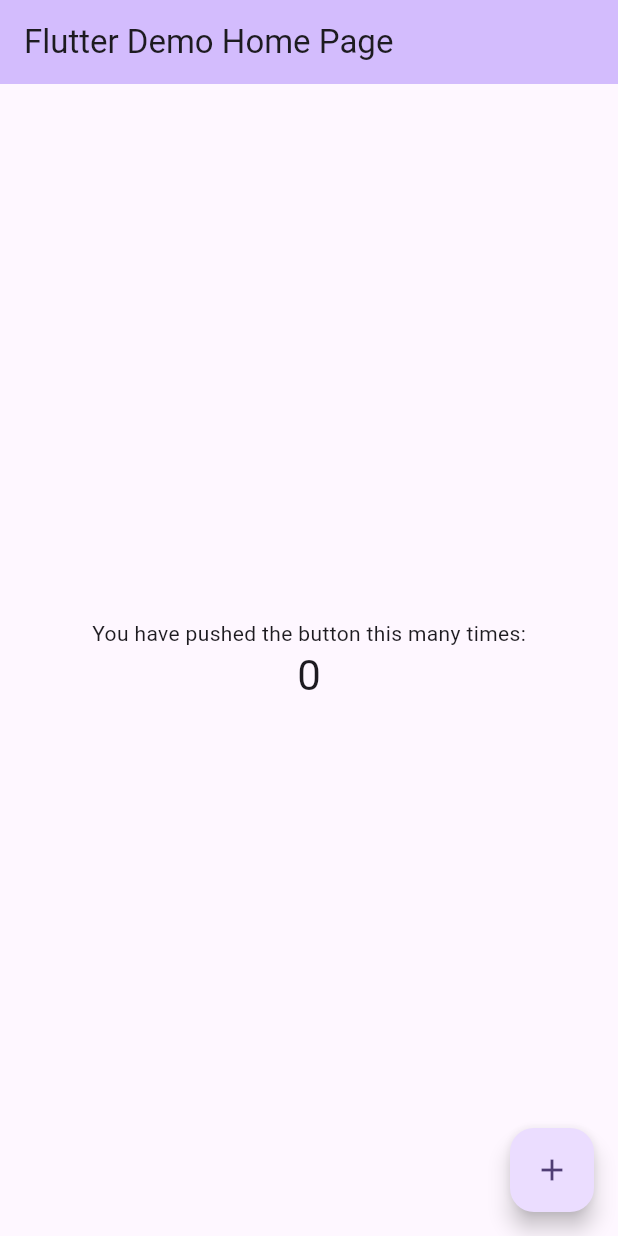
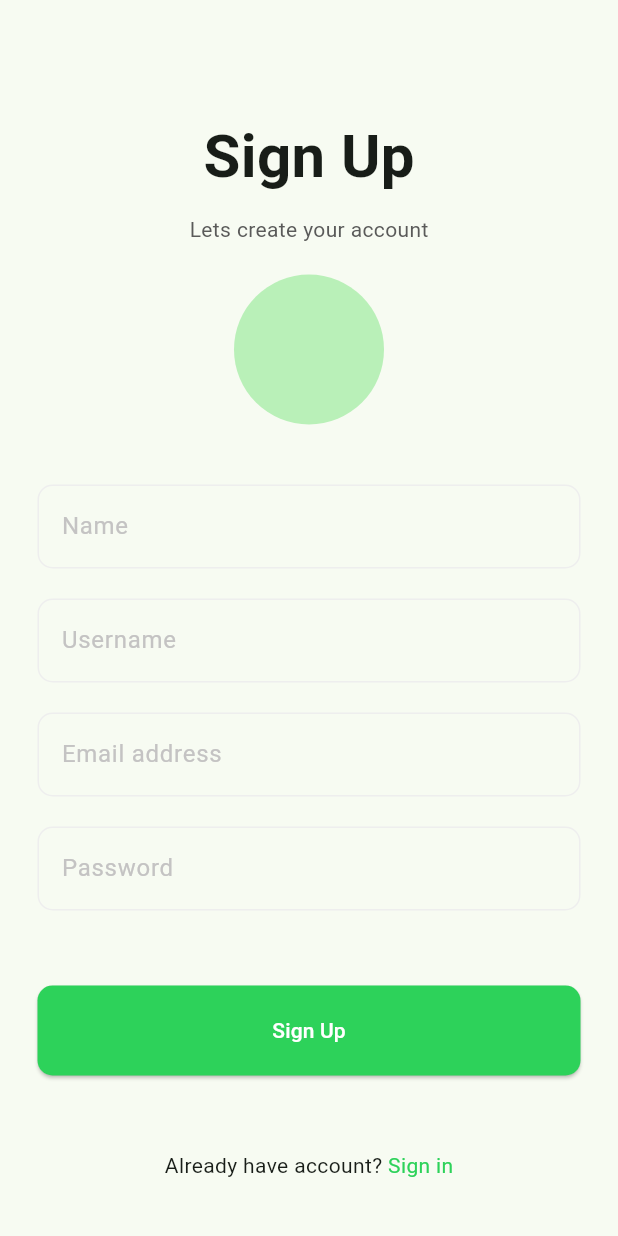
Before and after one commit to bhartiyaanshul/social-media-flutter, a Flutter app: the screen it shows after launch, on a phone screen of 412 x 824 dp. Run offline on Flutter 3.47's test engine with Material 3 defaults, Android fonts, the phone set to English and light mode, and no system bars; our stand-ins replace image_picker.

Commit message:
SignIn & SignUp Page created

```diff
--- a/lib/main.dart
+++ b/lib/main.dart
@@ -1,4 +1,5 @@
 import 'package:flutter/material.dart';
+import 'package:social_media/signup_page.dart';
 
 void main() {
   runApp(const MyApp());
@@ -12,114 +13,12 @@ class MyApp extends StatelessWidget {
   Widget build(BuildContext context) {
     return MaterialApp(
       title: 'Flutter Demo',
+      debugShowCheckedModeBanner: false,
       theme: ThemeData(
-        // This is the theme of your application.
-        //
-        // TRY THIS: Try running your application with "flutter run". You'll see
-        // the application has a purple toolbar. Then, without quitting the app,
-        // try changing the seedColor in the colorScheme below to Colors.green
-        // and then invoke "hot reload" (save your changes or press the "hot
-        // reload" button in a Flutter-supported IDE, or press "r" if you used
-        // the command line to start the app).
-        //
-        // Notice that the counter didn't reset back to zero; the application
-        // state is not lost during the reload. To reset the state, use hot
-        // restart instead.
-        //
-        // This works for code too, not just values: Most code changes can be
-        // tested with just a hot reload.
-        colorScheme: ColorScheme.fromSeed(seedColor: Colors.deepPurple),
+        colorScheme: ColorScheme.fromSeed(seedColor: const Color.fromARGB(1,45,210,90)),
         useMaterial3: true,
       ),
-      home: const MyHomePage(title: 'Flutter Demo Home Page'),
+      home: const SignUpPage(),
     );
   }
 }
-
-class MyHomePage extends StatefulWidget {
-  const MyHomePage({super.key, required this.title});
-
-  // This widget is the home page of your application. It is stateful, meaning
-  // that it has a State object (defined below) that contains fields that affect
-  // how it looks.
-
-  // This class is the configuration for the state. It holds the values (in this
-  // case the title) provided by the parent (in this case the App widget) and
-  // used by the build method of the State. Fields in a Widget subclass are
-  // always marked "final".
-
-  final String title;
-
-  @override
-  State<MyHomePage> createState() => _MyHomePageState();
-}
-
-class _MyHomePageState extends State<MyHomePage> {
-  int _counter = 0;
-
-  void _incrementCounter() {
-    setState(() {
-      // This call to setState tells the Flutter framework that something has
-      // changed in this State, which causes it to rerun the build method below
-      // so that the display can reflect the updated values. If we changed
-      // _counter without calling setState(), then the build method would not be
-      // called again, and so nothing would appear to happen.
-      _counter++;
-    });
-  }
-
-  @override
-  Widget build(BuildContext context) {
-    // This method is rerun every time setState is called, for instance as done
-    // by the _incrementCounter method above.
-    //
-    // The Flutter framework has been optimized to make rerunning build methods
-    // fast, so that you can just rebuild anything that needs updating rather
-    // than having to individually change instances of widgets.
-    return Scaffold(
-      appBar: AppBar(
-        // TRY THIS: Try changing the color here to a specific color (to
-        // Colors.amber, perhaps?) and trigger a hot reload to see the AppBar
-        // change color while the other colors stay the same.
-        backgroundColor: Theme.of(context).colorScheme.inversePrimary,
-        // Here we take the value from the MyHomePage object that was created by
-        // the App.build method, and use it to set our appbar title.
-        title: Text(widget.title),
-      ),
-      body: Center(
-        // Center is a layout widget. It takes a single child and positions it
-        // in the middle of the parent.
-        child: Column(
-          // Column is also a layout widget. It takes a list of children and
-          // arranges them vertically. By default, it sizes itself to fit its
-          // children horizontally, and tries to be as tall as its parent.
-          //
-          // Column has various properties to control how it sizes itself and
-          // how it positions its children. Here we use mainAxisAlignment to
-          // center the children vertically; the main axis here is the vertical
-          // axis because Columns are vertical (the cross axis would be
-          // horizontal).
-          //
-          // TRY THIS: Invoke "debug painting" (choose the "Toggle Debug Paint"
-          // action in the IDE, or press "p" in the console), to see the
-          // wireframe for each widget.
-          mainAxisAlignment: MainAxisAlignment.center,
-          children: <Widget>[
-            const Text(
-              'You have pushed the button this many times:',
-            ),
-            Text(
-              '$_counter',
-              style: Theme.of(context).textTheme.headlineMedium,
-            ),
-          ],
-        ),
-      ),
-      floatingActionButton: FloatingActionButton(
-        onPressed: _incrementCounter,
-        tooltip: 'Increment',
-        child: const Icon(Icons.add),
-      ), // This trailing comma makes auto-formatting nicer for build methods.
-    );
-  }
-}
--- /dev/null
+++ b/lib/signup_page.dart
@@ -0,0 +1,205 @@
+import 'dart:io';
+
+import 'package:flutter/material.dart';
+import 'package:image_picker/image_picker.dart';
+import 'package:social_media/signin_page.dart';
+
+class SignUpPage extends StatefulWidget {
+  const SignUpPage({super.key});
+
+  @override
+  State<SignUpPage> createState() => _SignUpPageState();
+}
+
+class _SignUpPageState extends State<SignUpPage> {
+
+  File? _image;
+
+  Future<void> onProfileTapped() async {
+    final ImagePicker picker = ImagePicker();
+    final XFile? image = await picker.pickImage(source: ImageSource.gallery);
+
+    setState(() {
+      if (image != null) {
+        _image = File(image.path);
+        print(_image);
+      }
+    });
+
+  }
+
+  @override
+  Widget build(BuildContext context) {
+    final _formkey = GlobalKey<FormState>();
+    return Scaffold(
+      appBar: AppBar(
+        // leading: IconButton(
+        //     // style: ButtonStyle(backgroundColor: const MaterialStatePropertyAll(Color.fromARGB(255, 45, 210, 90)),
+        //     icon: const Icon(Icons.arrow_back),
+        //     onPressed: () {
+        //       Navigator.pop(context);
+        //     }),
+      ),
+      body: Center(
+        child: Column(
+          children: [
+            const SizedBox(height: 20),
+            const Text(
+              'Sign Up',
+              style: TextStyle(fontSize: 40, fontWeight: FontWeight.w600),
+            ),
+            const SizedBox(height: 10),
+            const Text(
+              'Lets create your account',
+              style: TextStyle(
+                fontSize: 14,
+                fontWeight: FontWeight.w400,
+                color: Color.fromARGB(1000, 74, 74, 74),
+              ),
+            ),
+            const SizedBox(height: 20),
+            GestureDetector(
+              onTap: () => onProfileTapped(),
+              child: CircleAvatar(
+                radius: 50,
+                backgroundImage: _image != null ? Image.file(_image!).image : null,
+              )
+              // child: Image.file(_image),
+              // child: _image == null ? Container(
+              //   height: 100,
+              //   width: 100,
+              //   decoration: BoxDecoration(
+              //     color: const Color.fromARGB(255, 238, 238, 238),
+              //     borderRadius: BorderRadius.circular(50),
+              //   ),
+              //   child: const Icon(
+              //     Icons.person,
+              //     size: 50,
+              //     color: Color.fromARGB(255, 45, 210, 90),
+              //   ),
+              // ): ClipRRect(
+              //     borderRadius: BorderRadius.circular(100),
+              //     child: Image.file(
+              //         _image!,
+              //         fit: BoxFit.cover,
+              //         height: 150.0,
+              //         width: 150.0,
+              //     ),
+              // )
+            ),
+            Form(
+              key: _formkey,
+              child: Padding(
+                padding: const EdgeInsets.fromLTRB(25, 20, 25, 0),
+                child: Column(
+                  children: [
+
+                    const SizedBox(height: 20),
+                    TextFormField(
+                      decoration: const InputDecoration(
+                        focusedBorder: OutlineInputBorder(
+                          borderRadius: BorderRadius.all(Radius.circular(10)),
+                          borderSide: BorderSide(
+                              color: Color.fromARGB(255, 45, 210, 90)),
+                        ),
+                        label: Text('Name',style: TextStyle(color: Color(0xffC4C3C3))),
+                        enabledBorder: OutlineInputBorder(
+                          borderRadius: BorderRadius.all(Radius.circular(10)),
+                          borderSide: BorderSide(
+                              color: Color(0xffeeeeee)),
+                        ),
+                      ),
+                    ),
+                    const SizedBox(height: 20),
+                    TextFormField(
+                      decoration: const InputDecoration(
+                        floatingLabelStyle: TextStyle(color: Color(0xff4DD969)),
+                        focusedBorder: OutlineInputBorder(
+                          borderRadius: BorderRadius.all(Radius.circular(10)),
+                          borderSide: BorderSide(
+                              color: Color.fromARGB(255, 45, 210, 90)),
+                        ),
+                        label: Text('Username',style: TextStyle(color: Color(0xffC4C3C3))),
+                        enabledBorder: OutlineInputBorder(
+                          borderRadius: BorderRadius.all(Radius.circular(10)),
+                          borderSide: BorderSide(
+                              color: Color(0xffeeeeee)),
+                        ),
+                      ),
+                    ),
+                    const SizedBox(height: 20),
+                    TextFormField(
+                      decoration: const InputDecoration(
+                        focusedBorder: OutlineInputBorder(
+                          borderRadius: BorderRadius.all(Radius.circular(10)),
+                          borderSide: BorderSide(
+                              color: Color.fromARGB(255, 45, 210, 90)),
+                        ),
+                        label: Text('Email address',style: TextStyle(color: Color(0xffC4C3C3))),
+                        enabledBorder: OutlineInputBorder(
+                          borderRadius: BorderRadius.all(Radius.circular(10)),
+                          borderSide: BorderSide(
+                              color: Color(0xffeeeeee)),
+                        ),
+                      ),
+                    ),
+                    const SizedBox(height: 20),
+                    TextFormField(
+                      decoration: const InputDecoration(
+                        focusedBorder: OutlineInputBorder(
+                          borderRadius: BorderRadius.all(Radius.circular(10)),
+                          borderSide: BorderSide(
+                              color: Color.fromARGB(255, 45, 210, 90)),
+                        ),
+                        label: Text('Password',style: TextStyle(color: Color(0xffC4C3C3))),
+                        enabledBorder: OutlineInputBorder(
+                          borderRadius: BorderRadius.all(Radius.circular(10)),
+                          borderSide: BorderSide(
+                              color: Color(0xffeeeeee)),
+                        ),
+                      ),
+                    ),
+                    const SizedBox(height: 50),
+                    ElevatedButton(
+                      style: ElevatedButton.styleFrom(
+                        backgroundColor: const Color.fromARGB(255, 45, 210, 90),
+                        minimumSize: const Size(380, 60),
+                        shape: RoundedRectangleBorder(
+                          borderRadius: BorderRadius.circular(10),
+                        ),
+                      ),
+                      onPressed: () {},
+                      child: const Text(
+                        'Sign Up',
+                        style: TextStyle(
+                            fontSize: 14,
+                            fontWeight: FontWeight.w500,
+                            color: Colors.white),
+                      ),
+                    )
+                  ],
+                ),
+              ),
+            ),
+            const SizedBox(height: 50),
+            Row(
+              mainAxisAlignment: MainAxisAlignment.center,
+              children: [
+                const Text("Already have account? "),
+                InkWell(
+                  onTap: () {
+                    Navigator.push(context, MaterialPageRoute(builder: (context) => const SignInPage()));
+                  },
+                  child:
+                      const Text("Sign in", style: TextStyle(color: Color.fromARGB(255, 45, 210, 90)),
+                  )
+                )
+              ],
+            ),
+          ],
+        ),
+      ),
+    );
+  }
+
+}
--- a/pubspec.yaml
+++ b/pubspec.yaml
@@ -35,6 +35,7 @@ dependencies:
   # The following adds the Cupertino Icons font to your application.
   # Use with the CupertinoIcons class for iOS style icons.
   cupertino_icons: ^1.0.6
+  image_picker: ^1.1.1
 
 dev_dependencies:
   flutter_test:
```
Also changed, not shown: lib/signin_page.dart (added, +131 -0 lines), pubspec.lock (added), 17 other files.
